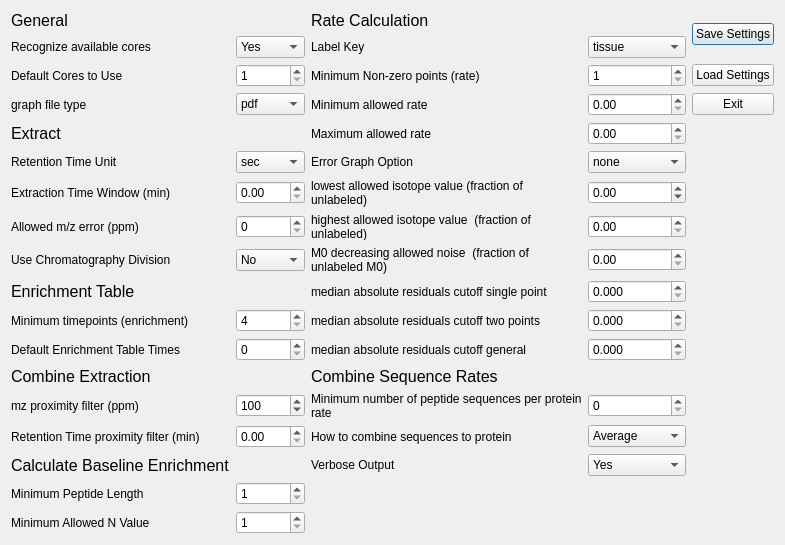
Above: ui_files/Settings_Menu.ui from JC-Price/DeuteRater before the change. Below: the same form after it.
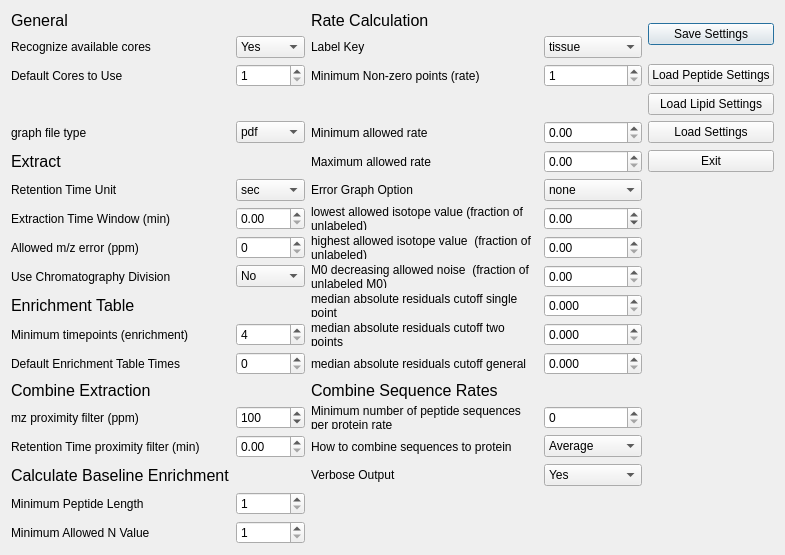
That is the form after the change.

Commit message: Added option to Settings_Menu to load default lipid or peptide settings

```diff
--- a/ui_files/Settings_Menu.ui
+++ b/ui_files/Settings_Menu.ui
@@ -279,6 +279,20 @@
     </widget>
    </item>
    <item row="2" column="4">
+    <widget class="QPushButton" name="LoadPeptideButton">
+     <property name="text">
+      <string>Load Peptide Settings</string>
+     </property>
+    </widget>
+   </item>
+   <item row="3" column="4">
+    <widget class="QPushButton" name="LoadLipidButton">
+     <property name="text">
+      <string>Load Lipid Settings</string>
+     </property>
+    </widget>
+   </item>
+   <item row="4" column="4">
     <widget class="QPushButton" name="LoadButton">
      <property name="text">
       <string>Load Settings</string>
@@ -297,7 +311,7 @@
      </property>
     </widget>
    </item>
-   <item row="4" column="4">
+   <item row="5" column="4">
     <widget class="QPushButton" name="ExitButton">
      <property name="text">
       <string>Exit</string>
```
The commit also changes 4 other files.
